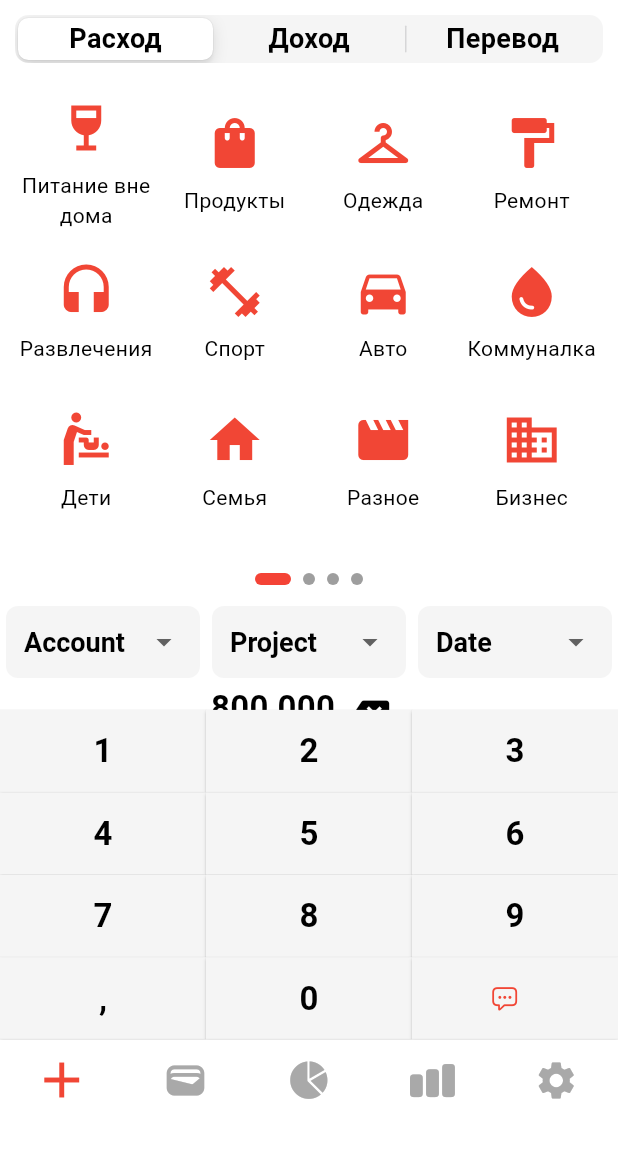
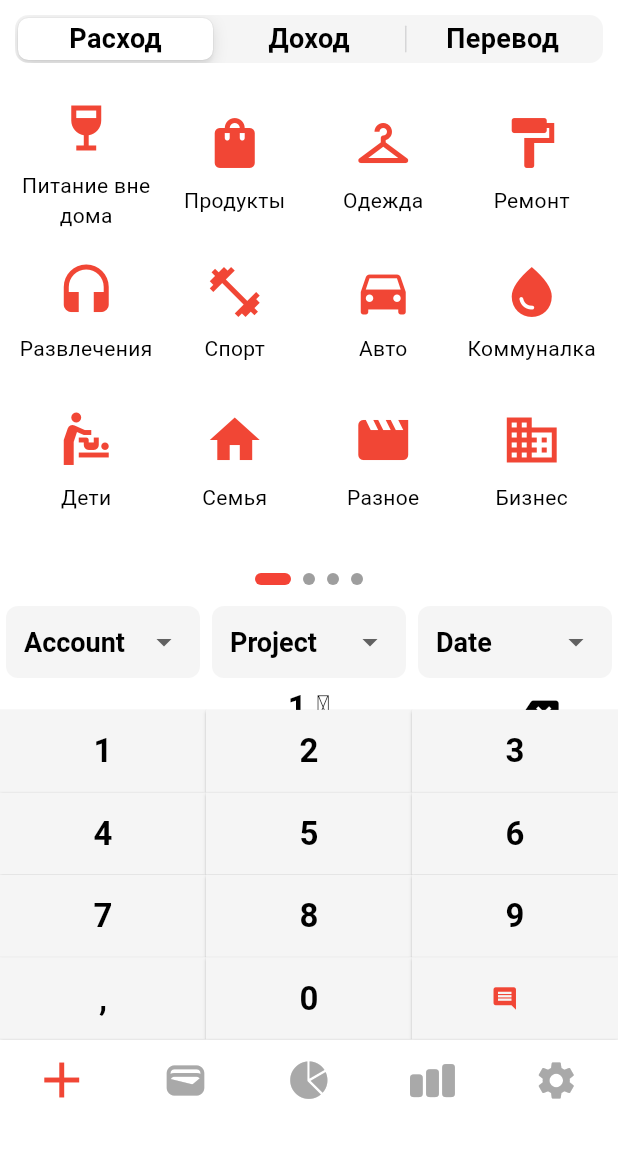
Before and after one commit to dkkairov/flutter_finance_app, a Flutter app: the screen it shows after launch, after a tap on an icon or button, on a phone screen of 412 x 824 dp, the part 84-1236 px from its top. Run offline on Flutter 3.47's test engine with Material 3 defaults, Android fonts, the phone set to English and light mode, and no system bars; drawn by our look-alikes of smooth_page_indicator; our stand-ins replace connectivity_plus, dio, drift, flutter_riverpod, flutter_secure_storage, freezed_annotation and 1 more; accounts and stored records are empty; generated files the repository leaves out were written again; network calls fail; statements that could not run were skipped.

Commit message:
Рефакторинг UI и добавление provider для суммы транзакции

```diff
--- a/lib/core/routing/main_router.dart
+++ b/lib/core/routing/main_router.dart
@@ -1,6 +1,6 @@
 import 'package:flutter/material.dart';
 import 'package:flutter_app_1/features/accounts/presentation/accounts_screen.dart';
-import 'package:flutter_app_1/features/add/presentation/add_screen.dart';
+import 'package:flutter_app_1/features/transactions/presentation/screens/transaction_create_screen.dart';
 import 'package:flutter_app_1/features/transactions/presentation/screens/transactions_screen.dart';
 import '../../features/main/presentation/main_screen.dart';
 import '../../features/auth/presentation/login_screen.dart';
--- a/lib/features/accounts/presentation/account_screen.dart
+++ b/lib/features/accounts/presentation/account_screen.dart
@@ -1,5 +1,5 @@
 import 'package:flutter/material.dart';
-import '../../transactions/presentation/screens/transactions_list_widget.dart';
+import '../../transactions/presentation/widgets/transactions_list_widget.dart';
 
 class AccountScreen extends StatelessWidget {
   const AccountScreen({super.key});
--- a/lib/features/add/presentation/numeric_keypad_widget.dart
+++ /dev/null
@@ -1,53 +0,0 @@
-import 'package:flutter/cupertino.dart';
-import 'package:flutter/material.dart';
-import 'package:flutter_app_1/core/theme/app_text_styles.dart';
-
-class NumericKeypadWidget extends StatelessWidget {
-  final void Function(String) onKeyPressed;
-
-  const NumericKeypadWidget({super.key, required this.onKeyPressed});
-
-  @override
-  Widget build(BuildContext context) {
-    List<String> keys = [
-      '1', '2', '3',
-      '4', '5', '6',
-      '7', '8', '9',
-      ',', '0', 'comment_icon'
-    ];
-
-    return GridView.builder(
-      shrinkWrap: true, // Ограничивает высоту по содержимому
-      physics: NeverScrollableScrollPhysics(),
-      gridDelegate: const SliverGridDelegateWithFixedCrossAxisCount(
-        crossAxisCount: 3, // 3 колонки
-        childAspectRatio: 2.5, // Отношение сторон кнопок
-      ),
-      itemCount: keys.length,
-      itemBuilder: (context, index) {
-        return keys[index] == 'comment_icon'
-            ? ElevatedButton.icon(
-              onPressed: () => onKeyPressed(keys[index]),
-              icon: Icon(CupertinoIcons.ellipses_bubble),
-              style: ElevatedButton.styleFrom(
-                shape: RoundedRectangleBorder(
-                  borderRadius: BorderRadius.zero,
-                ),
-              ), label: Text(''),
-            )
-            : ElevatedButton(
-            onPressed: () => onKeyPressed(keys[index]),
-            style: ElevatedButton.styleFrom(
-              shape: RoundedRectangleBorder(
-                borderRadius: BorderRadius.zero,
-              ),
-            ),
-            child: Text(
-                keys[index],
-                style: AppTextStyles.normalLarge
-            ),
-        );
-      },
-    );
-  }
-}
--- a/lib/features/add/presentation/sum_view_widget.dart
+++ /dev/null
@@ -1,25 +0,0 @@
-import 'package:flutter/material.dart';
-import 'package:flutter_app_1/core/theme/app_text_styles.dart';
-
-class SumViewWidget extends StatelessWidget {
-  const SumViewWidget({super.key});
-
-  @override
-  Widget build(BuildContext context) {
-    return Expanded(
-      child: Row(
-        mainAxisAlignment: MainAxisAlignment.center,
-        children: [
-          Text(
-            '800 000',
-            style: AppTextStyles.normalLarge,
-          ),
-          IconButton(
-              onPressed: () {},
-              icon: Icon(Icons.backspace)
-          )
-        ],
-      ),
-    );
-  }
-}
--- a/lib/features/main/presentation/main_screen.dart
+++ b/lib/features/main/presentation/main_screen.dart
@@ -7,8 +7,8 @@ import '../../../common/widgets/theme_toggle_button.dart';
 import '../../accounts/presentation/accounts_screen.dart';
 import '../../budget/presentation/budget_screen.dart';
 import '../../settings/presentation/settings_screen.dart';
-import '../../transactions/presentation/screens/transactions_list_widget.dart';
-import '../../add/presentation/add_screen.dart';
+import '../../transactions/presentation/widgets/transactions_list_widget.dart';
+import '../../transactions/presentation/screens/transaction_create_screen.dart';
 import '../../../main.dart';
 import '../../transactions/presentation/screens/transactions_screen.dart';
 
--- /dev/null
+++ b/lib/features/transactions/presentation/providers/amount_input_provider.dart
@@ -0,0 +1,3 @@
+import 'package:flutter_riverpod/flutter_riverpod.dart';
+
+final amountInputProvider = StateProvider<String>((ref) => '');
--- a/lib/features/add/presentation/add_screen.dart
+++ b/lib/features/transactions/presentation/screens/transaction_create_screen.dart
@@ -1,11 +1,11 @@
 import 'package:flutter/material.dart';
-import 'package:flutter_app_1/features/add/presentation/sum_view_widget.dart';
-import 'package:flutter_app_1/features/add/presentation/transaction_type_selector_widget.dart';
+import 'package:flutter_app_1/features/transactions/presentation/widgets/sum_view_widget.dart';
+import 'package:flutter_app_1/features/transactions/presentation/widgets/transaction_type_selector_widget.dart';
 import 'package:flutter_riverpod/flutter_riverpod.dart';
-import '../../../main.dart';
-import 'additional_fields_widget.dart';
-import 'category_picker_widget.dart';
-import 'numeric_keypad_widget.dart';
+import '../../../../main.dart';
+import '../widgets/additional_fields_widget.dart';
+import '../widgets/category_picker_widget.dart';
+import '../widgets/numeric_keypad_widget.dart';
 
 enum TransactionType { expense, income, transfer}
 
@@ -28,9 +28,7 @@ class AddScreen extends ConsumerWidget {
           CategoryPickerWidget(),
           AdditionalFieldsWidget(),
           SumViewWidget(),
-          NumericKeypadWidget(onKeyPressed: (value) {
-            print('Нажата клавиша: $value');
-          }),
+          NumericKeypadWidget(),
         ],
       ),
     );
--- a/lib/features/transactions/presentation/screens/transactions_screen.dart
+++ b/lib/features/transactions/presentation/screens/transactions_screen.dart
@@ -1,5 +1,5 @@
 import 'package:flutter/material.dart';
-import 'package:flutter_app_1/features/transactions/presentation/screens/transactions_list_widget.dart';
+import 'package:flutter_app_1/features/transactions/presentation/widgets/transactions_list_widget.dart';
 
 class TransactionsScreen extends StatelessWidget {
   const TransactionsScreen({super.key});
--- a/lib/features/add/presentation/additional_fields_widget.dart
+++ b/lib/features/transactions/presentation/widgets/additional_fields_widget.dart
@@ -1,7 +1,8 @@
 import 'package:flutter/material.dart';
 import 'package:flutter_app_1/core/theme/app_text_styles.dart';
 
-import '../../../core/theme/app_colors.dart';
+import '../../../../core/theme/app_colors.dart';
+
 
 class AdditionalFieldsWidget extends StatefulWidget {
   @override
--- /dev/null
+++ b/lib/features/transactions/presentation/widgets/numeric_keypad_widget.dart
@@ -0,0 +1,87 @@
+import 'package:flutter/material.dart';
+import 'package:flutter_riverpod/flutter_riverpod.dart';
+import 'package:flutter_app_1/core/theme/app_text_styles.dart';
+import 'package:vibration/vibration.dart';
+import '../providers/amount_input_provider.dart';
+
+class NumericKeypadWidget extends ConsumerWidget {
+  const NumericKeypadWidget({super.key});
+
+
+  @override
+  Widget build(BuildContext context, WidgetRef ref) {
+    List<String> keys = ['1', '2', '3', '4', '5', '6', '7', '8', '9', ',', '0', 'comment_icon'];
+
+
+
+    void handleKeyPress(String key) {
+      final current = ref.read(amountInputProvider);
+      String updated = current;
+
+      // Максимум 9 символов
+      if (current.length >= 9) return;
+
+      if (key == ',') {
+        // Если уже есть запятая — игнорируем
+        if (current.contains(',')) return;
+        // Если пусто — начинаем с "0,"
+        updated = current.isEmpty ? '0,' : current + ',';
+      } else if (RegExp(r'^\d$').hasMatch(key)) {
+        updated += key;
+      }
+
+      // Удаление ведущих нулей, если нет запятой
+      if (!updated.contains(',') && updated.startsWith('0') && updated.length > 1) {
+        updated = updated.replaceFirst(RegExp(r'^0+'), '');
+      }
+
+      ref.read(amountInputProvider.notifier).state = updated;
+    }
+
+
+
+
+    return GridView.builder(
+      shrinkWrap: true,
+      physics: const NeverScrollableScrollPhysics(),
+      gridDelegate: const SliverGridDelegateWithFixedCrossAxisCount(
+        crossAxisCount: 3,
+        childAspectRatio: 2.5,
+      ),
+      itemCount: keys.length,
+      itemBuilder: (context, index) {
+        final key = keys[index];
+        return key == 'comment_icon'
+        ? ElevatedButton.icon(
+          onPressed: () async {
+            if (await Vibration.hasVibrator() ?? false) {
+              Vibration.vibrate(duration: 30);
+            }
+            handleKeyPress(key);
+          },
+          style: ElevatedButton.styleFrom(
+            shape: RoundedRectangleBorder(
+              borderRadius: BorderRadius.zero,
+            ),
+          ),
+          icon: const Icon(Icons.comment),
+          label: const Text(''),
+        )
+        : ElevatedButton(
+          onPressed: () async {
+            if (await Vibration.hasVibrator() ?? false) {
+              Vibration.vibrate(duration: 30);
+            }
+            handleKeyPress(key);
+          },
+          style: ElevatedButton.styleFrom(
+            shape: RoundedRectangleBorder(
+              borderRadius: BorderRadius.zero,
+            ),
+          ),
+          child: Text(key, style: AppTextStyles.normalLarge),
+        );
+      },
+    );
+  }
+}
--- /dev/null
+++ b/lib/features/transactions/presentation/widgets/sum_view_widget.dart
@@ -0,0 +1,54 @@
+import 'package:flutter/material.dart';
+import 'package:flutter_riverpod/flutter_riverpod.dart';
+import 'package:flutter_app_1/core/theme/app_text_styles.dart';
+import 'package:intl/intl.dart';
+
+import '../providers/amount_input_provider.dart';
+
+class SumViewWidget extends ConsumerWidget {
+  const SumViewWidget({super.key});
+
+  @override
+  Widget build(BuildContext context, WidgetRef ref) {
+    final raw = ref.watch(amountInputProvider);
+    final amount = _formatCurrency(raw);
+
+    return Expanded(
+      child: Row(
+        mainAxisAlignment: MainAxisAlignment.center,
+        children: [
+          Expanded(flex: 1, child: SizedBox(),),
+          Expanded(flex: 2, child: Center(child: Text(amount, style: AppTextStyles.normalLarge))),
+          Expanded(
+            flex: 1,
+            child: IconButton(
+              onPressed: () {
+                final current = ref.read(amountInputProvider);
+                if (current.isNotEmpty) {
+                  ref.read(amountInputProvider.notifier).state = current.substring(0, current.length - 1);
+                }
+              },
+              icon: const Icon(Icons.backspace),
+            ),
+          ),
+        ],
+      ),
+    );
+  }
+
+  String _formatCurrency(String input) {
+    if (input.isEmpty) return '0 ₸';
+
+    // Заменяем запятую на точку для double
+    final clean = input.replaceAll(',', '.');
+    // Если ввели только "0," — делаем "0.00"
+    final value = double.tryParse(clean) ?? 0.0;
+    final formatter = NumberFormat.currency(
+      locale: 'ru_RU',
+      symbol: '₸',
+      decimalDigits: input.contains(',') ? 2 : 0,
+    );
+    return formatter.format(value);
+  }
+
+}
--- a/lib/features/add/presentation/transaction_type_selector_widget.dart
+++ b/lib/features/transactions/presentation/widgets/transaction_type_selector_widget.dart
@@ -2,7 +2,7 @@ import 'package:flutter/cupertino.dart';
 import 'package:flutter/material.dart';
 import 'package:flutter_app_1/core/theme/app_colors.dart';
 import 'package:flutter_app_1/core/theme/app_text_styles.dart';
-import 'add_screen.dart';
+import '../screens/transaction_create_screen.dart';
 
 class TransactionTypeSelectorWidget extends StatelessWidget {
   final TransactionType selectedSegment;
--- a/lib/main.dart
+++ b/lib/main.dart
@@ -1,6 +1,6 @@
 import 'package:connectivity_plus/connectivity_plus.dart';
 import 'package:flutter/material.dart';
-import 'package:flutter_app_1/features/add/presentation/add_screen.dart';
+import 'package:flutter_app_1/features/transactions/presentation/screens/transaction_create_screen.dart';
 import 'package:flutter_localizations/flutter_localizations.dart';
 import 'package:flutter_riverpod/flutter_riverpod.dart';
 import 'package:flutter_secure_storage/flutter_secure_storage.dart';
--- a/pubspec.yaml
+++ b/pubspec.yaml
@@ -29,6 +29,7 @@ dependencies:
   sqlite3_flutter_libs: ^0.5.32
   freezed_annotation: ^3.0.0
   json_annotation: ^4.9.0
+  vibration: ^3.1.3
 
 dev_dependencies:
   flutter_test:
```
Also changed, not shown: lib/features/transactions/presentation/widgets/category_picker_widget.dart (renamed from lib/features/add/presentation/category_picker_widget.dart), lib/features/transactions/presentation/widgets/transactions_list_widget.dart (renamed from lib/features/transactions/presentation/screens/transactions_list_widget.dart), pubspec.lock.
